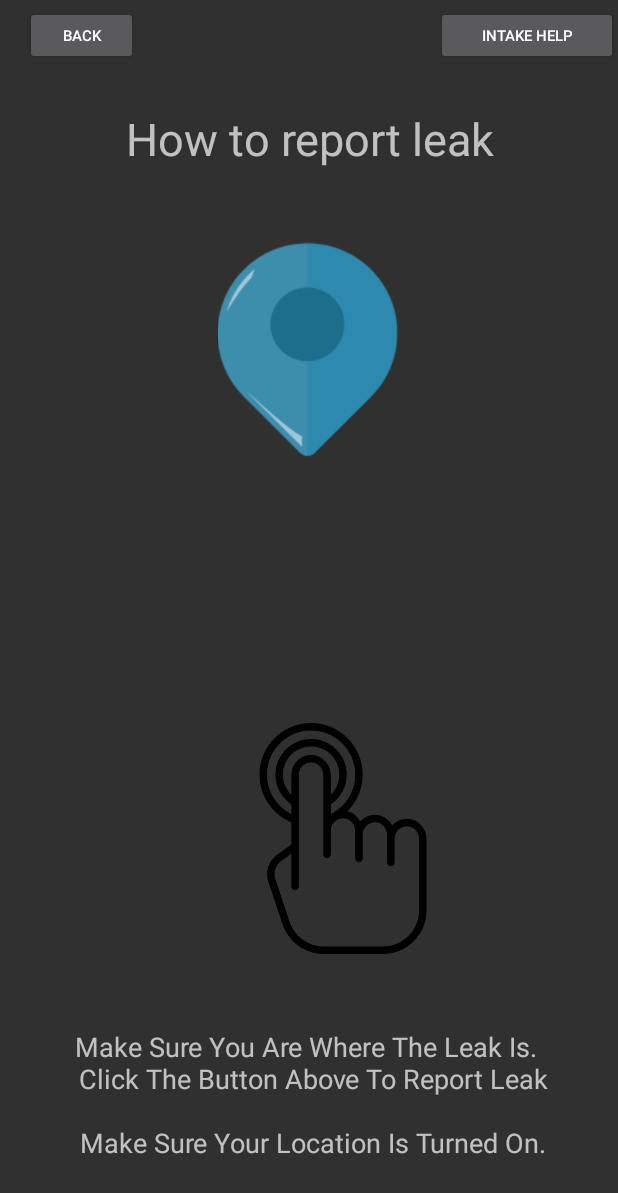
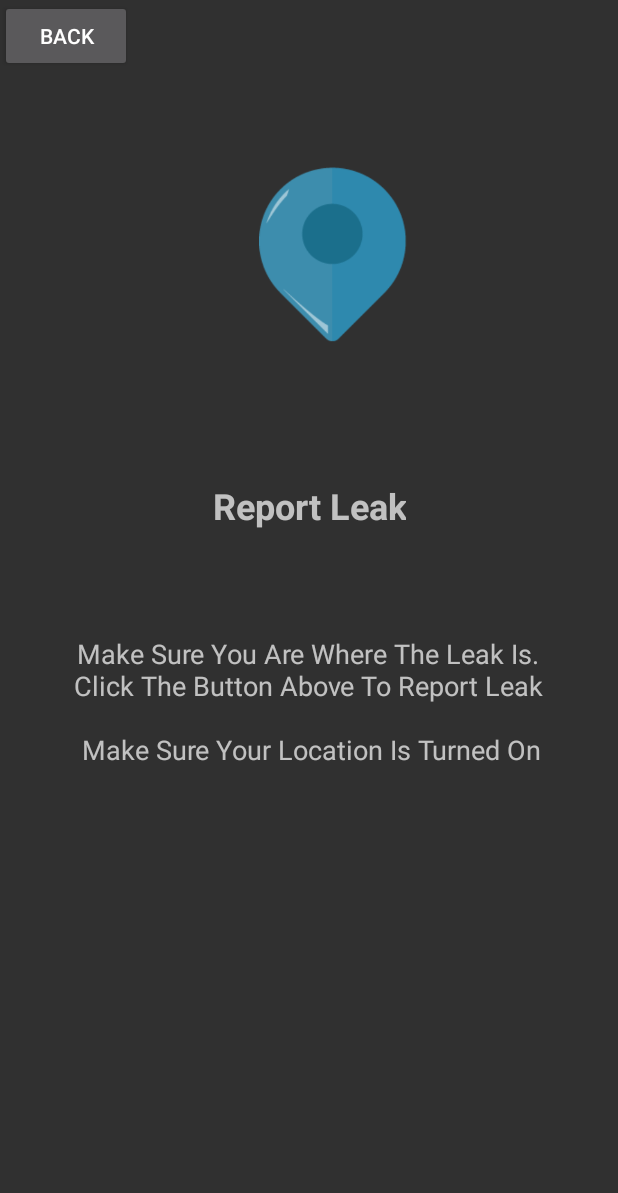
Before and after one commit to CodeineCentrix/Driplit, an Android app: the HelpScreen screen opened directly, with no data from a screen before it, on a phone screen of 412 x 824 dp. Shown: the top 1193 px of the screen. Run offline under Robolectric (Android 15) with nearby library versions, the phone set to English and light mode, and no system bars; libraries missing offline, so code that uses them is left out: com.github.mikephil.charting.

Commit message:
Added Help with slide functionality - not 100% done

```diff
--- /dev/null
+++ b/app/src/main/java/Adapters/SliderAdapter.java
@@ -0,0 +1,69 @@
+package Adapters;
+
+import android.content.Context;
+import android.support.annotation.NonNull;
+import android.support.v4.view.PagerAdapter;
+import android.view.LayoutInflater;
+import android.view.View;
+import android.view.ViewGroup;
+import android.widget.ImageView;
+import android.widget.RelativeLayout;
+import android.widget.TextView;
+
+import com.example.s215131746.driplit.R;
+
+import org.w3c.dom.Text;
+
+/**
+ * Created by s215131746 on 2018/09/17.
+ */
+
+public class SliderAdapter extends PagerAdapter {
+
+    Context context;
+    LayoutInflater layoutInflater;
+
+    public SliderAdapter(Context context)
+    {
+        this.context = context;
+    }
+
+    //Arrays
+    public int[] slide_images = { R.drawable.report, R.drawable.camera};
+    public String[] slide_headings = {"Report Leak", "Take Picture"};
+    public String[] slide_desc = {"Make Sure You Are Where The Leak Is.\n Click The Button Above To Report Leak \n\n Make Sure Your Location Is Turned On", "You can choose between taking a picture or just reporting the leak"};
+
+    @Override
+    public int getCount() {
+        return slide_headings.length;
+    }
+
+    @Override
+    public boolean isViewFromObject(View view, Object object) {
+        return view == object;
+    }
+
+
+    @Override
+    public Object instantiateItem(ViewGroup container, int position) {
+        layoutInflater = (LayoutInflater) context.getSystemService(context.LAYOUT_INFLATER_SERVICE);
+        View view = layoutInflater.inflate(R.layout.slide_layout, container, false);
+
+        ImageView imgView = (ImageView) view.findViewById(R.id.imgViewLocation);
+        TextView heading = (TextView) view.findViewById(R.id.txtViewHead);
+        TextView description = (TextView) view.findViewById(R.id.txtViewDesc);
+
+        imgView.setImageResource(slide_images[position]);
+        heading.setText(slide_headings[position]);
+        description.setText(slide_desc[position]);
+
+        container.addView(view);
+
+        return view;
+    };
+
+    @Override
+    public void destroyItem(ViewGroup container, int position, Object object) {
+        container.removeView((RelativeLayout)object);
+    }
+}
--- a/app/src/main/java/com/example/s215131746/driplit/HelpScreen.java
+++ b/app/src/main/java/com/example/s215131746/driplit/HelpScreen.java
@@ -2,13 +2,24 @@ package com.example.s215131746.driplit;
 
 import android.content.Intent;
 import android.os.Bundle;
+import android.support.v4.view.ViewPager;
 import android.support.v7.app.AppCompatActivity;
 import android.view.View;
 import android.widget.Button;
+import android.widget.LinearLayout;
+
+import com.github.mikephil.charting.data.LineRadarDataSet;
+
+import Adapters.SliderAdapter;
 
 public class HelpScreen extends AppCompatActivity {
     Button btnBack;
     Button btnReportLeak;
+
+    private ViewPager viewPager;
+    private LinearLayout dotLayout;
+    private SliderAdapter sliderAdpater;
+
     @Override
     protected void onCreate(Bundle savedInstanceState) {
         super.onCreate(savedInstanceState);
@@ -20,6 +31,12 @@ public class HelpScreen extends AppCompatActivity {
                 BackClicked();
             }
         });
+
+        viewPager = (ViewPager) findViewById(R.id.viewPager);
+        dotLayout = (LinearLayout) findViewById(R.id.dotLayout);
+
+        sliderAdpater = new SliderAdapter(this);
+        viewPager.setAdapter(sliderAdpater);
     }
     public void BackClicked() {
         Intent toMenu = new Intent(getApplicationContext(), Mainmenu.class);
--- a/app/src/main/res/layout/activity_edit_profile.xml
+++ b/app/src/main/res/layout/activity_edit_profile.xml
@@ -24,6 +24,7 @@
         android:layout_marginTop="8dp"
         android:clickable="true"
         android:focusable="true"
+        android:onClick="onImageGalleryClicked"
         app:backgroundTint="@color/colorAccent"
         app:layout_constraintBottom_toBottomOf="parent"
         app:layout_constraintEnd_toEndOf="parent"
@@ -31,8 +32,7 @@
         app:layout_constraintStart_toStartOf="parent"
         app:layout_constraintTop_toTopOf="parent"
         app:layout_constraintVertical_bias="0.072"
-        app:srcCompat="@drawable/ic_menu_camera"
-        android:onClick="onImageGalleryClicked"/>
+        app:srcCompat="@drawable/ic_menu_camera" />
 
     <LinearLayout
         android:id="@+id/linearLayout3"
--- a/app/src/main/res/layout/activity_help_screen.xml
+++ b/app/src/main/res/layout/activity_help_screen.xml
@@ -1,98 +1,34 @@
 <?xml version="1.0" encoding="utf-8"?>
-<android.support.constraint.ConstraintLayout xmlns:android="http://schemas.android.com/apk/res/android"
+<RelativeLayout xmlns:android="http://schemas.android.com/apk/res/android"
     xmlns:app="http://schemas.android.com/apk/res-auto"
     xmlns:tools="http://schemas.android.com/tools"
     android:id="@+id/reportleakHelp"
     android:layout_width="match_parent"
     android:layout_height="match_parent">
 
-    <TextView
-        android:id="@+id/tvHelpReportLeak"
+    <android.support.v4.view.ViewPager
+        android:id="@+id/viewPager"
+        android:layout_width="match_parent"
+        android:layout_height="520dp"
+        android:layout_alignParentLeft="true"
+        android:layout_alignParentStart="true"
+        android:layout_alignParentTop="true">
+
+    </android.support.v4.view.ViewPager>
+
+    <LinearLayout
+        android:id="@+id/dotLayout"
         android:layout_width="wrap_content"
-        android:layout_height="wrap_content"
-        android:layout_marginEnd="8dp"
-        android:layout_marginStart="8dp"
-        android:layout_marginTop="72dp"
-        android:text="@string/how_report_leak"
-        android:textSize="30sp"
-        app:layout_constraintEnd_toEndOf="parent"
-        app:layout_constraintHorizontal_bias="0.505"
-        app:layout_constraintStart_toStartOf="parent"
-        app:layout_constraintTop_toTopOf="parent" />
-
-    <ImageView
-        android:id="@+id/imageReportLeak"
-        android:layout_width="261dp"
-        android:layout_height="156dp"
-        android:layout_marginEnd="8dp"
-        android:layout_marginStart="8dp"
-        android:layout_marginTop="44dp"
-        android:contentDescription="@string/todo"
-        app:layout_constraintEnd_toEndOf="parent"
-        app:layout_constraintHorizontal_bias="0.504"
-        app:layout_constraintStart_toStartOf="parent"
-        app:layout_constraintTop_toBottomOf="@+id/tvHelpReportLeak"
-        app:srcCompat="@drawable/report" />
-
-    <ImageView
-        android:id="@+id/imageClick"
-        android:layout_width="156dp"
-        android:layout_height="154dp"
-        android:layout_marginBottom="188dp"
-        android:layout_marginEnd="8dp"
-        android:layout_marginStart="8dp"
-        android:layout_marginTop="8dp"
-        android:contentDescription="@string/todo"
-        app:layout_constraintBottom_toBottomOf="parent"
-        app:layout_constraintEnd_toEndOf="parent"
-        app:layout_constraintHorizontal_bias="0.594"
-        app:layout_constraintStart_toStartOf="parent"
-        app:layout_constraintTop_toTopOf="@+id/imageReportLeak"
-        app:layout_constraintVertical_bias="1.0"
-        app:srcCompat="@drawable/tap" />
-
-    <TextView
-        android:id="@+id/tvInstructions"
-        android:layout_width="338dp"
-        android:layout_height="111dp"
-        android:layout_marginBottom="8dp"
-        android:layout_marginEnd="8dp"
-        android:layout_marginStart="8dp"
-        android:layout_marginTop="8dp"
-        android:text="@string/report_leak_instruct"
-        android:textAlignment="center"
-        android:textSize="18sp"
-        app:layout_constraintBottom_toBottomOf="parent"
-        app:layout_constraintEnd_toEndOf="parent"
-        app:layout_constraintStart_toStartOf="parent"
-        app:layout_constraintTop_toBottomOf="@+id/imageClick"
-        app:layout_constraintVertical_bias="0.686" />
+        android:layout_height="match_parent"
+        android:layout_below="@+id/viewPager"
+        android:layout_centerHorizontal="true"
+        android:orientation="horizontal"
+        android:padding="20dp"></LinearLayout>
 
     <Button
         android:id="@+id/btnBack"
-        android:layout_width="75dp"
-        android:layout_height="39dp"
-        android:layout_marginEnd="8dp"
-        android:layout_marginStart="8dp"
-        android:layout_marginTop="4dp"
-        android:text="@string/back"
-        android:textSize="10sp"
-        app:layout_constraintEnd_toEndOf="parent"
-        app:layout_constraintHorizontal_bias="0.027"
-        app:layout_constraintStart_toStartOf="parent"
-        app:layout_constraintTop_toTopOf="parent" />
+        android:layout_width="wrap_content"
+        android:layout_height="wrap_content"
+        android:text="@string/back" />
 
-    <Button
-        android:id="@+id/btnIntakeHelp"
-        android:layout_width="121dp"
-        android:layout_height="39dp"
-        android:layout_marginTop="4dp"
-        android:text="intake help"
-        android:textSize="10sp"
-        app:layout_constraintEnd_toEndOf="parent"
-        app:layout_constraintHorizontal_bias="1.0"
-        app:layout_constraintStart_toStartOf="parent"
-        app:layout_constraintTop_toTopOf="parent"
-        android:onClick="ToIntakeHelp"/>
-
-</android.support.constraint.ConstraintLayout>
+</RelativeLayout>
--- a/app/src/main/res/layout/activity_item_trend.xml
+++ b/app/src/main/res/layout/activity_item_trend.xml
@@ -13,7 +13,7 @@
         android:background="@color/colorPrimary">
 
         <TextView
-            android:id="@+id/textView"
+            android:id="@+id/txtViewHead"
             android:layout_width="wrap_content"
             android:layout_height="wrap_content"
             android:text="TextView"
--- a/app/src/main/res/layout/content_intake_trend_scroller.xml
+++ b/app/src/main/res/layout/content_intake_trend_scroller.xml
@@ -73,7 +73,7 @@
                 android:background="@color/graph_back">
 
                 <TextView
-                    android:id="@+id/textView"
+                    android:id="@+id/txtViewHead"
                     android:layout_width="wrap_content"
                     android:layout_height="wrap_content"
                     android:text="@string/the_line_graph"
--- /dev/null
+++ b/app/src/main/res/layout/slide_layout.xml
@@ -0,0 +1,47 @@
+<?xml version="1.0" encoding="utf-8"?>
+<RelativeLayout xmlns:android="http://schemas.android.com/apk/res/android"
+    xmlns:app="http://schemas.android.com/apk/res-auto"
+    android:id="@+id/RelativeLayout"
+    android:layout_width="match_parent"
+    android:layout_height="match_parent">
+
+    <ImageView
+        android:id="@+id/imgViewLocation"
+        android:layout_width="wrap_content"
+        android:layout_height="wrap_content"
+        android:layout_alignParentBottom="true"
+        android:layout_alignParentEnd="true"
+        android:layout_alignParentRight="true"
+        android:layout_alignParentTop="true"
+        android:layout_marginBottom="285dp"
+        android:layout_marginEnd="105dp"
+        android:layout_marginRight="105dp"
+        android:layout_marginTop="107dp"
+        android:contentDescription="@string/todo"
+        android:scaleType="fitCenter"
+        app:srcCompat="@drawable/report" />
+
+    <TextView
+        android:id="@+id/txtViewHead"
+        android:layout_width="wrap_content"
+        android:layout_height="wrap_content"
+        android:layout_alignTop="@+id/imgViewLocation"
+        android:layout_centerHorizontal="true"
+        android:layout_marginTop="213dp"
+        android:text="@string/heading"
+        android:textAlignment="center"
+        android:textSize="24sp"
+        android:textStyle="bold" />
+
+    <TextView
+        android:id="@+id/txtViewDesc"
+        android:layout_width="wrap_content"
+        android:layout_height="wrap_content"
+        android:layout_below="@+id/txtViewHead"
+        android:layout_centerHorizontal="true"
+        android:layout_marginTop="70dp"
+        android:text="@string/report_leak_instruct"
+        android:textAlignment="center"
+        android:textSize="18sp" />
+
+</RelativeLayout>
--- a/app/src/main/res/values/strings.xml
+++ b/app/src/main/res/values/strings.xml
@@ -205,5 +205,6 @@
     <string name="person_file_name">person.txt</string>
     <string name="fixed">Fixed</string>
     <string name="usage_target">Usage Target</string>
+    <string name="heading">HEADING</string>
 
 </resources>
```
Also changed, not shown: app/src/main/res/drawable/camera.png (added).
